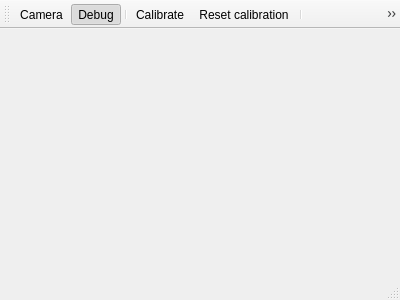
This is mainwindow.ui in michalrus/agh-tangible2 as Qt 5 draws it before an edit. The edited form follows.
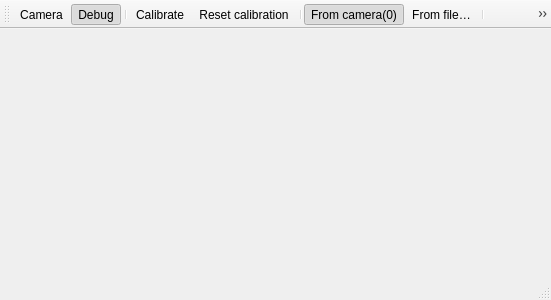
This is the edited form.

Commit message: Control the system control (with F9)

The edit to the form file:
```diff
--- a/mainwindow.ui
+++ b/mainwindow.ui
@@ -6,7 +6,7 @@
    <rect>
     <x>0</x>
     <y>0</y>
-    <width>400</width>
+    <width>551</width>
     <height>300</height>
    </rect>
   </property>
@@ -46,6 +46,8 @@
    <addaction name="separator"/>
    <addaction name="actionFrom_cam0"/>
    <addaction name="actionFrom_file"/>
+   <addaction name="separator"/>
+   <addaction name="actionControl_system"/>
   </widget>
   <widget class="QStatusBar" name="statusBar"/>
   <action name="actionCamera">
@@ -99,6 +101,14 @@
     <string>Reset calibration</string>
    </property>
   </action>
+  <action name="actionControl_system">
+   <property name="checkable">
+    <bool>true</bool>
+   </property>
+   <property name="text">
+    <string>Control system (F9)</string>
+   </property>
+  </action>
  </widget>
  <layoutdefault spacing="6" margin="11"/>
  <resources/>
```
The commit also changes 6 other files.
